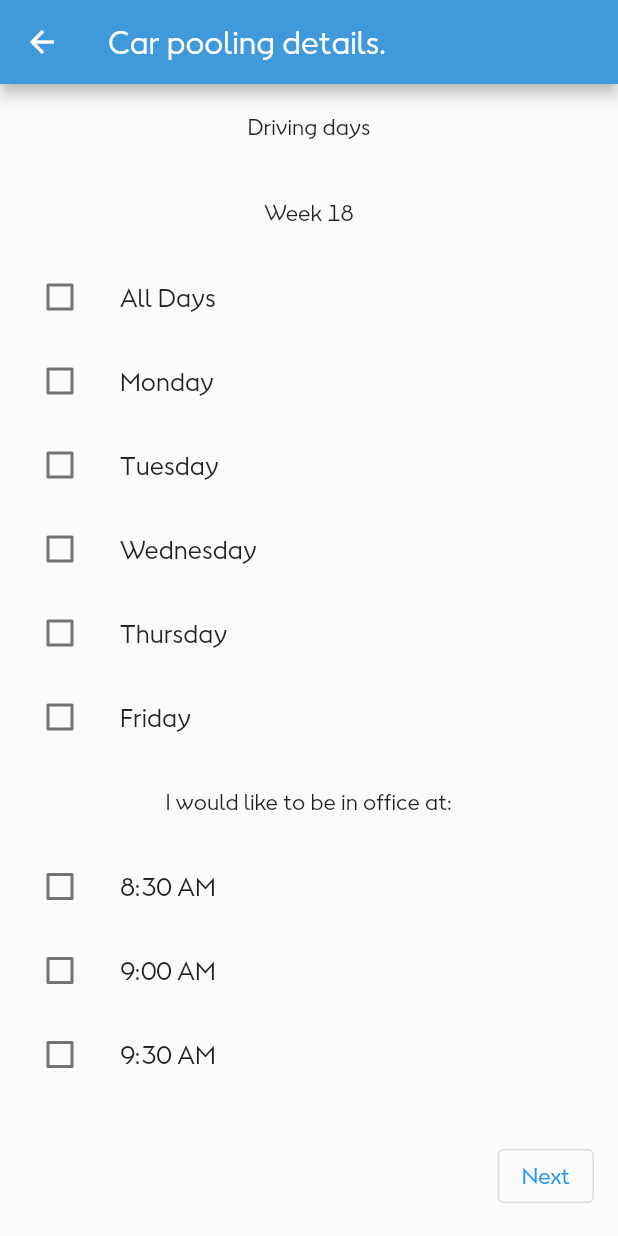
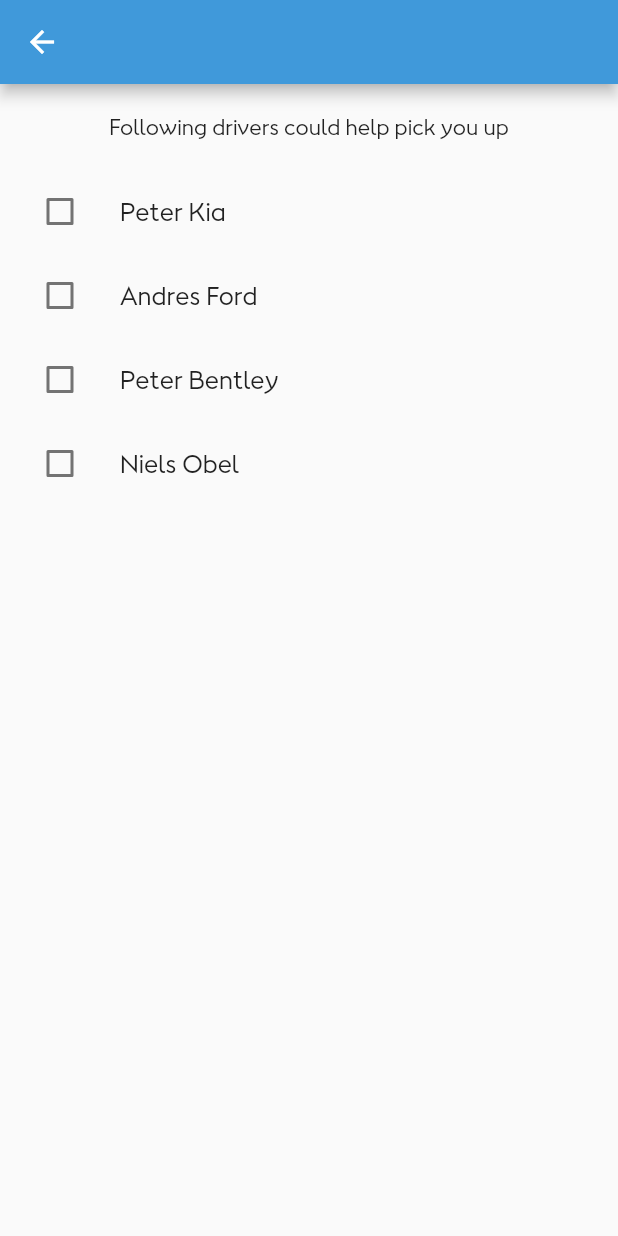
Before and after one commit to aimanuslim/carpool-hackathon-2021, a Flutter app: the UserCommuteDetailsPage screen opened by its route, after a tap on "Next", on a phone screen of 412 x 824 dp. Run offline on Flutter 3.47's test engine with Material 2 defaults, Android fonts, the phone set to English and light mode, and no system bars; our stand-ins replace expandable.

Commit message:
Added selected drivers page

```diff
--- a/lib/main.dart
+++ b/lib/main.dart
@@ -42,7 +42,8 @@ class MyApp extends StatelessWidget {
         // When navigating to the "/second" route, build the SecondScreen widget.
         '/drivingto': (context) => DrivingToPage(),
         '/enterdetails': (context) => EnterDetailsPage(),
-        '/commutedetails': (context) => UserCommuteDetailsPage()
+        '/commutedetails': (context) => UserCommuteDetailsPage(),
+        '/selecteddrivers': (context) => SelectedDriverPage()
       },
     );
   }
--- a/lib/signin.dart
+++ b/lib/signin.dart
@@ -59,7 +59,7 @@ class _UserCommuteDetailsPageState extends State<UserCommuteDetailsPage> {
       floatingActionButton: OutlinedButton(
         child: Text("Next"),
         onPressed: (){
-
+          Navigator.pushNamed(context, '/selecteddrivers');
         },
       ),
       appBar: AppBar(title: Text("Car pooling details."),),
@@ -118,3 +118,50 @@ class _UserCommuteDetailsPageState extends State<UserCommuteDetailsPage> {
     );
   }
 }
+
+class SelectedDriverPage extends StatefulWidget {
+  @override
+  _SelectedDriverPageState createState() => _SelectedDriverPageState();
+}
+
+class _SelectedDriverPageState extends State<SelectedDriverPage> {
+  List<String> driverList = [
+    "Peter Kia",
+    "Andres Ford",
+    "Peter Bentley",
+    "Niels Obel"
+  ];
+
+  List<String> selectedDriver = [];
+  @override
+  Widget build(BuildContext context) {
+    return Scaffold(
+      appBar: AppBar(),
+      body: ListView(
+        children: [
+        Center(child: Padding(
+          padding: const EdgeInsets.all(20.0),
+          child: Text("Following drivers could help pick you up"),
+        )),
+        Column(children: driverList.map((driver) => ListTile(
+          title: Text(driver),
+          leading: Checkbox(
+            value: selectedDriver.contains(driver),
+            onChanged: (value) {
+              setState(() {
+                if(value!){
+                  selectedDriver.add(driver);
+                } else {
+                  selectedDriver.remove(driver);
+                }
+              });
+            },
+             )
+        )).toList()
+        ,)
+
+        ]
+      ),
+    );
+  }
+}
```
